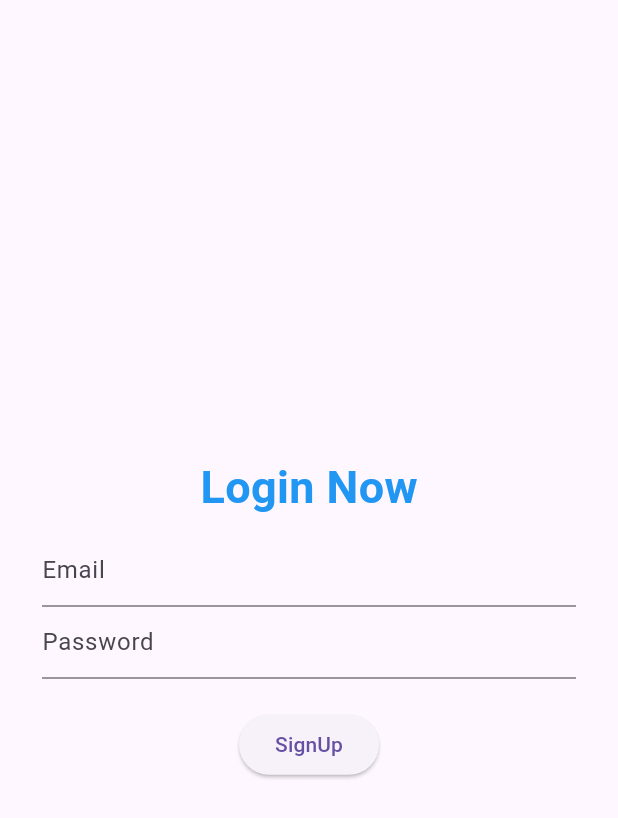
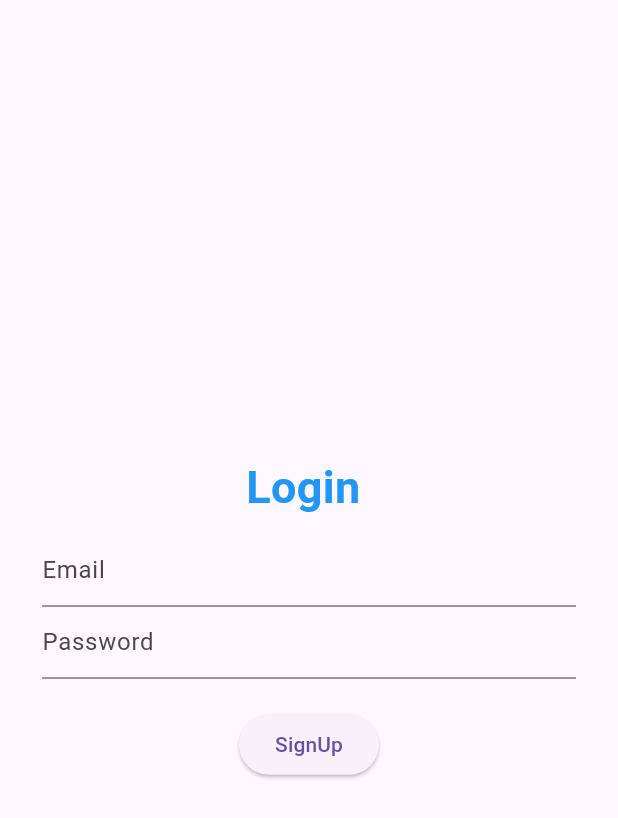
Before and after one commit to robindevelops/Learning-Bloc, a Flutter app: the screen it shows after launch, on a phone screen of 412 x 824 dp. Shown: the top 818 px of the screen. Run offline on Flutter 3.47's test engine with Material 3 defaults, Android fonts, the phone set to English and light mode, and no system bars.

Commit message:
text changed

```diff
--- a/lib/login_screen.dart
+++ b/lib/login_screen.dart
@@ -19,7 +19,7 @@ class _LoginPageState extends State<LoginPage> {
           mainAxisAlignment: MainAxisAlignment.center,
           children: [
             Text(
-              "Login Now",
+              "Login ",
               style: TextStyle(
                   fontSize: 30,
                   fontWeight: FontWeight.bold,
```
